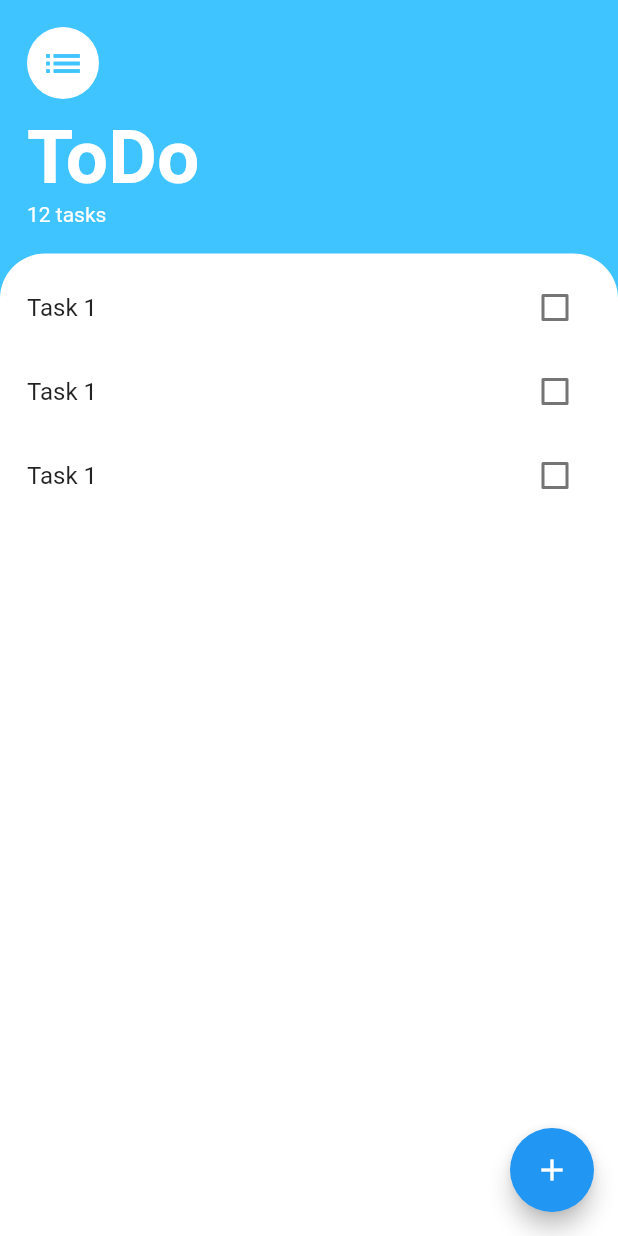
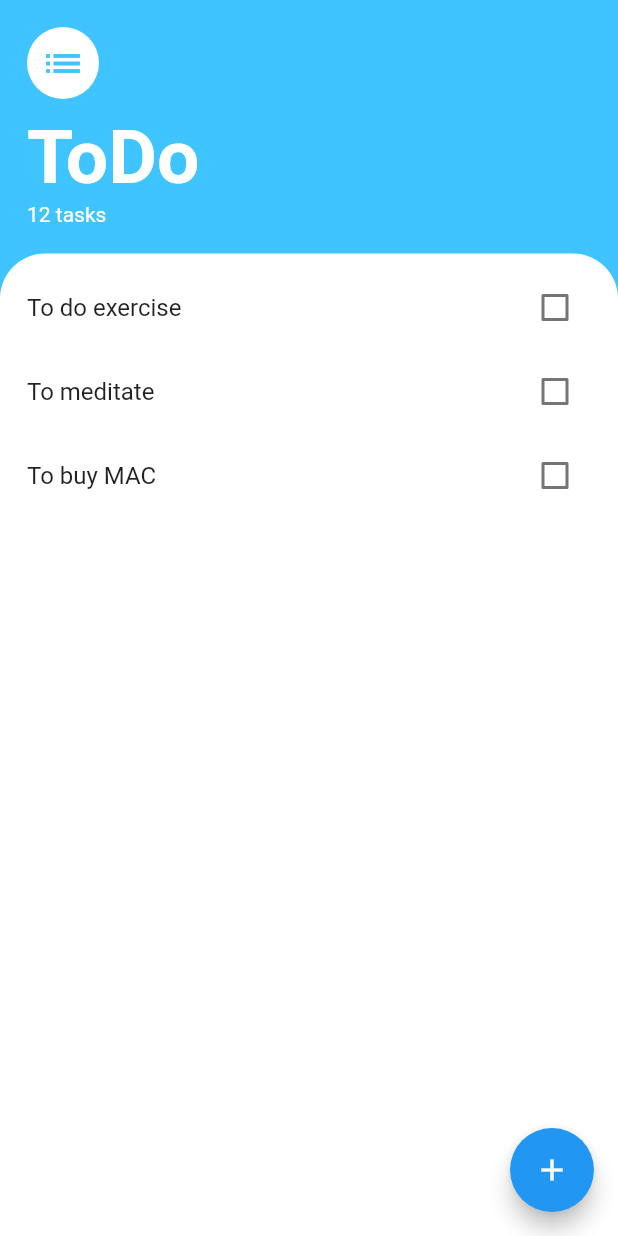
Before and after one commit to EaintMM/todo_app, a Flutter app: the screen it shows after launch, on a phone screen of 412 x 824 dp. Run offline on Flutter 3.47's test engine with Material 2 defaults, Android fonts, the phone set to English and light mode, and no system bars.

Commit message:
dynamic task list

```diff
--- /dev/null
+++ b/lib/models/task.dart
@@ -0,0 +1,10 @@
+class Task {
+  String? title;
+  bool checkBoxState;
+
+  Task({required this.title, this.checkBoxState = false});
+
+  void toggleCheckBox() {
+    checkBoxState = !checkBoxState;
+  }
+}
--- a/lib/screens/tasks_screen.dart
+++ b/lib/screens/tasks_screen.dart
@@ -3,9 +3,14 @@ import 'package:todo_app/screens/add_task_screen.dart';
 
 import '../widgets/task_lists.dart';
 
-class TasksScreen extends StatelessWidget {
+class TasksScreen extends StatefulWidget {
   const TasksScreen({Key? key}) : super(key: key);
 
+  @override
+  State<TasksScreen> createState() => _TasksScreenState();
+}
+
+class _TasksScreenState extends State<TasksScreen> {
   @override
   Widget build(BuildContext context) {
     return SafeArea(
--- a/lib/widgets/task_lists.dart
+++ b/lib/widgets/task_lists.dart
@@ -1,24 +1,39 @@
 import 'package:flutter/material.dart';
 
+import '../models/task.dart';
 import 'task_tile.dart';
 
-class TaskLists extends StatelessWidget {
+class TaskLists extends StatefulWidget {
   const TaskLists({
     Key? key,
   }) : super(key: key);
 
   @override
+  State<TaskLists> createState() => _TaskListsState();
+}
+
+class _TaskListsState extends State<TaskLists> {
+  List<Task> tasks = [
+    Task(title: 'To do exercise'),
+    Task(title: 'To meditate'),
+    Task(title: 'To buy MAC'),
+  ];
+
+  @override
   Widget build(BuildContext context) {
-    return ListView(
-      children: [
-        Column(
-          children: [
-            TaskTile(),
-            TaskTile(),
-            TaskTile(),
-          ],
-        )
-      ],
+    return ListView.builder(
+      itemBuilder: (BuildContext context, int index) {
+        return TaskTile(
+          title: tasks[index].title!,
+          checkBoxState: tasks[index].checkBoxState,
+          checkBoxCallBack: (value) {
+            setState(() {
+              tasks[index].toggleCheckBox();
+            });
+          },
+        );
+      },
+      itemCount: tasks.length,
     );
   }
 }
--- a/lib/widgets/task_tile.dart
+++ b/lib/widgets/task_tile.dart
@@ -1,48 +1,40 @@
 import 'package:flutter/material.dart';
 
-class TaskTile extends StatefulWidget {
+class TaskTile extends StatelessWidget {
   const TaskTile({
     Key? key,
+    required this.title,
+    required this.checkBoxState,
+    required this.checkBoxCallBack,
   }) : super(key: key);
 
-  @override
-  State<TaskTile> createState() => _TaskTileState();
-}
-
-class _TaskTileState extends State<TaskTile> {
-  bool isChecked = false;
-
-  // callback function for check box state changing
-  /* void toggleCheckBox(bool checkState) {
-    setState(() {
-      isChecked = checkState;
-    });
-  } */
+  final String title;
+  final bool checkBoxState;
+  final Function(bool? val)? checkBoxCallBack;
 
   @override
   Widget build(BuildContext context) {
     return ListTile(
       //contentPadding: EdgeInsets.all(0),
       title: Text(
-        'Task 1',
+        title,
         style: TextStyle(
-          decoration: isChecked ? TextDecoration.lineThrough : null,
+          decoration: checkBoxState ? TextDecoration.lineThrough : null,
         ),
       ),
-      trailing: TaskCheckBox(
-        checkState: isChecked,
-        //toggleCheck: (checkState) => toggleCheckBox(checkState!),
-        toggleCheck: (checkState) {
-          setState(() {
-            isChecked = checkState!;
-          });
+      trailing: Checkbox(
+        value: checkBoxState,
+        onChanged: (newValue) {
+          checkBoxCallBack!(newValue);
         },
       ),
     );
   }
 }
 
-class TaskCheckBox extends StatelessWidget {
+
+
+/* class TaskCheckBox extends StatelessWidget {
   const TaskCheckBox({
     Key? key,
     required this.checkState,
@@ -60,4 +52,4 @@ class TaskCheckBox extends StatelessWidget {
       onChanged: toggleCheck,
     );
   }
-}
+} */
```
